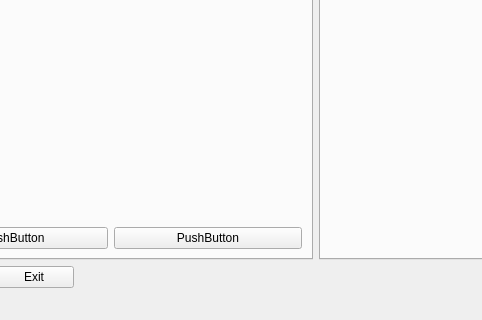
Above: python_src/30_tensor_flow_ex/ex02_bin/QtBinApp.ui from openvisual/open-visual-machine-learning before the change; both pictures show x 102 to 584 and y 313 to 633 of the 836 by 633 pixel window. Below: the same form after it.
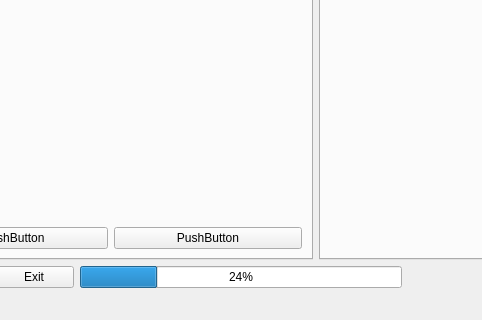
That is the form after the change. The open tabs and pages were chosen to show the change. Icons and pictures are not drawn.

```diff
--- a/python_src/30_tensor_flow_ex/ex02_bin/QtBinApp.ui
+++ b/python_src/30_tensor_flow_ex/ex02_bin/QtBinApp.ui
@@ -104,6 +104,13 @@
         </property>
        </widget>
       </item>
+      <item>
+       <widget class="QProgressBar" name="progressBar">
+        <property name="value">
+         <number>24</number>
+        </property>
+       </widget>
+      </item>
       <item>
        <spacer name="horizontalSpacer">
         <property name="orientation">
```
Left out of the diff: 2 changed lines with no effect on the pictures.
